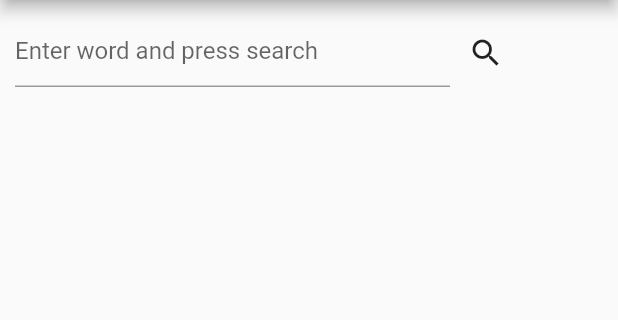
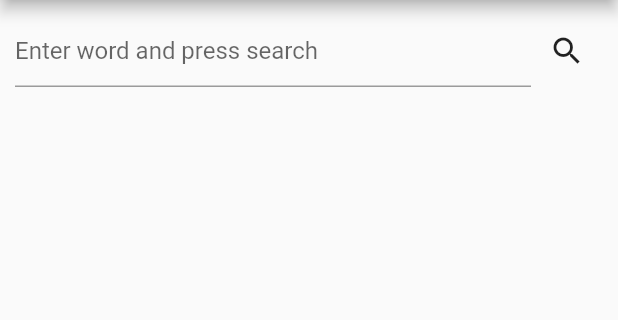
Before and after one commit to Korppi/owlbot, a Flutter app: the screen it shows after launch, on a phone screen of 412 x 824 dp, the part 84-404 px from its top. Run offline on Flutter 3.47's test engine with Material 2 defaults, Android fonts, the phone set to English and light mode, and no system bars; statements that could not run were skipped.

Commit message:
search row is now more dynamic with widht size

```diff
--- a/lib/pages/homepage/widgets/search_row.dart
+++ b/lib/pages/homepage/widgets/search_row.dart
@@ -10,8 +10,10 @@ class SearchRow extends StatelessWidget {
       child: Row(
         children: [
           SizedBox(
-            height: 50, // TODO: keep like this or is it possible to have %?
-            width: 290,
+            height: 48, // TODO: keep like this or is it possible to have %?
+            width: MediaQuery.of(context).size.width -
+                20 - // this is padding size (10+10)
+                48, // this is iconbutton size
             child: TextField(
               textCapitalization: TextCapitalization.none,
               keyboardType: TextInputType.text,
```
